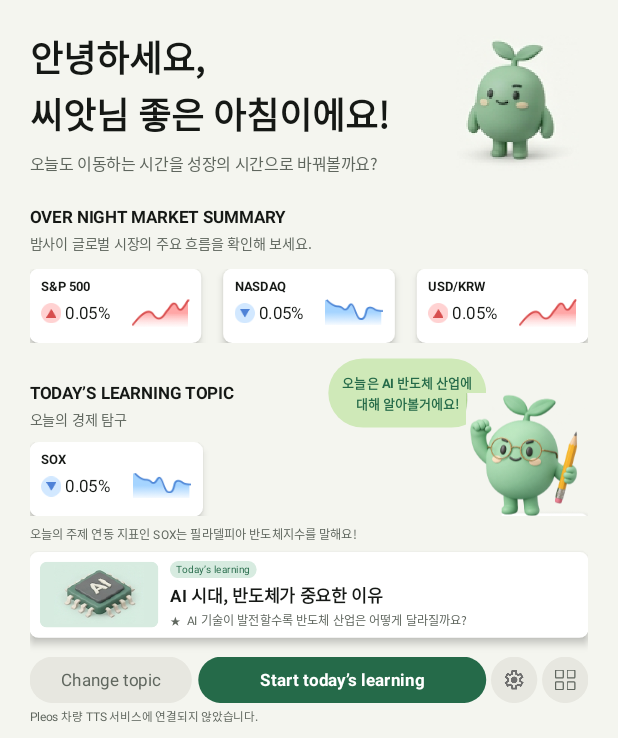
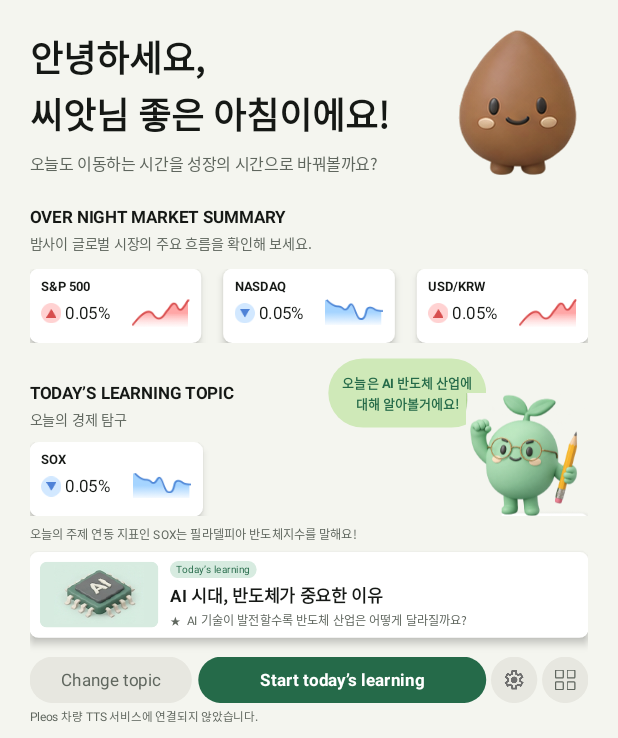
Before and after one commit to beolene1/ROUTEONOMY, an Android app: the screen it shows after launch (MainActivity), on a phone screen of 412 x 824 dp, the part 498-1236 px from its top. Run offline under Robolectric (Android 15) with nearby library versions, the phone set to English and light mode, and no system bars; libraries missing offline, so code that uses them is left out: ai.pleos.playground; 11 statements that could not run were skipped.

Commit message:
feat: 성장 단계별 캐릭터 이미지 표시 (#19)

```diff
--- a/app/src/main/java/com/routeonomy/app/ui/ArrivalScreen.java
+++ b/app/src/main/java/com/routeonomy/app/ui/ArrivalScreen.java
@@ -27,6 +27,10 @@ final class ArrivalScreen extends LinearLayout {
         int studyMinutes;
         int heardCount;
         int earnedThisRun;
+        /** Pictures: greeting (level-up art when the stage rose this drive), current and next stage. */
+        int heroArt;
+        int nowArt;
+        int nextArt;
         /** e.g. "다음 단계 '줄기'까지 20XP 남았어요!" */
         String growthLine;
         /** XP earned inside the current stage and XP the stage needs (0 at the last stage). */
@@ -50,6 +54,10 @@ final class ArrivalScreen extends LinearLayout {
     private final TextView growthLine;
     private final TextView earned;
     private GrowthBar growthBar;
+    private android.widget.ImageView heroMascot;
+    private android.widget.ImageView nowMascot;
+    private android.widget.ImageView nextMascot;
+    private final int[] boundArt = new int[3];
     private final TextView quizNote;
     private final TextView quizButton;
     private String boundKeywords;
@@ -68,7 +76,8 @@ final class ArrivalScreen extends LinearLayout {
         FrameLayout.LayoutParams mascotParams = new FrameLayout.LayoutParams(style.size(320), style.size(270),
                 Gravity.END | Gravity.CENTER_VERTICAL);
         mascotParams.rightMargin = -style.size(36);
-        hero.addView(style.picture(R.drawable.arrival_mascot), mascotParams);
+        heroMascot = style.picture(R.drawable.char_seed);
+        hero.addView(heroMascot, mascotParams);
         LinearLayout copy = new LinearLayout(context);
         copy.setOrientation(VERTICAL);
         greeting = style.text("", 56, UiStyle.INK, true);
@@ -127,6 +136,9 @@ final class ArrivalScreen extends LinearLayout {
     void bind(Summary s) {
         String text = "도착했어요,\n" + s.stageName + "님 수고하셨어요!";
         if (!text.contentEquals(greeting.getText())) greeting.setText(text);
+        setArt(heroMascot, 0, s.heroArt);
+        setArt(nowMascot, 1, s.nowArt);
+        setArt(nextMascot, 2, s.nextArt);
         String keys = String.join("|", s.keywords);
         if (!keys.equals(boundKeywords)) {
             boundKeywords = keys;
@@ -149,6 +161,12 @@ final class ArrivalScreen extends LinearLayout {
                 : "+" + s.quizXp + " XP" + (s.quizCanLevelUp ? " · 레벨업 가능!" : " 획득 가능!"));
         quizButton.setEnabled(s.hasQuiz);
         quizButton.setAlpha(s.hasQuiz ? 1f : 0.45f);
+    }
+
+    private void setArt(android.widget.ImageView view, int slot, int drawable) {
+        if (drawable == 0 || boundArt[slot] == drawable) return; // bind() runs on every render
+        boundArt[slot] = drawable;
+        view.setImageResource(drawable);
     }
 
     /** Current-stage mascot, "+N XP", the stage progress bar and the next-stage mascot. */
@@ -174,9 +192,11 @@ final class ArrivalScreen extends LinearLayout {
         xpParams.topMargin = style.size(6);
         panel.addView(xp, xpParams);
 
-        panel.addView(style.picture(R.drawable.growth_now), new FrameLayout.LayoutParams(style.size(137), style.size(178),
+        nowMascot = style.picture(R.drawable.char_seed);
+        panel.addView(nowMascot, new FrameLayout.LayoutParams(style.size(137), style.size(178),
                 Gravity.BOTTOM | Gravity.START));
-        panel.addView(style.picture(R.drawable.growth_next), new FrameLayout.LayoutParams(style.size(153), style.size(205),
+        nextMascot = style.picture(R.drawable.char_sprout);
+        panel.addView(nextMascot, new FrameLayout.LayoutParams(style.size(153), style.size(205),
                 Gravity.BOTTOM | Gravity.END));
         return panel;
     }
--- a/app/src/main/java/com/routeonomy/app/ui/MainActivity.java
+++ b/app/src/main/java/com/routeonomy/app/ui/MainActivity.java
@@ -509,6 +509,7 @@ public final class MainActivity extends Activity {
         nowPlaying.setLevel(stageText(), (toNext == null ? "마지막 단계" : "다음 단계까지 " + toNext + "XP")
                 + "\n보유 " + progress.balance() + "XP");
         dashboard.setStageName(progress.stage().getLabel());
+        dashboard.setStageArt(StageArt.character(progress.stage()));
         String entered = briefing.enteredRegionId();
         RegionPrediction prediction = briefing.prediction();
         String mapRegion = entered != null ? entered : prediction != null ? prediction.getRegion().getId() : null;
@@ -612,6 +613,9 @@ public final class MainActivity extends Activity {
         com.routeonomy.app.domain.GrowthStage grown = progress.stageReachedThisRun();
         summary.growthLine = (grown == null ? "" : grown.getEmoji() + " " + grown.getLabel() + "(으)로 자랐어요! ")
                 + (next == null ? "마지막 단계에 도착했어요!" : "다음 단계 '" + next.getLabel() + "'까지 " + toNext + "XP 남았어요!");
+        summary.heroArt = grown != null ? StageArt.levelUp(grown) : StageArt.character(stage);
+        summary.nowArt = StageArt.character(stage);
+        summary.nextArt = StageArt.character(next != null ? next : stage);
         summary.stageEarned = progress.earnedTotal() - stage.getMinPoints();
         summary.stageNeeded = next == null ? 0 : next.getMinPoints() - stage.getMinPoints();
         QuizSession offer = QuizSession.fromCompleted(quizQuestions, briefing.completedSegmentIds());
--- a/app/src/main/java/com/routeonomy/app/ui/PreDriveDashboard.java
+++ b/app/src/main/java/com/routeonomy/app/ui/PreDriveDashboard.java
@@ -27,6 +27,8 @@ final class PreDriveDashboard extends LinearLayout {
     private final boolean narrow;
     private final TextView topic;
     private TextView greetingTitle;
+    private ImageView heroMascot;
+    private int heroArt;
     private String stageName = "씨앗";
     private final TextView description;
     private final TextView status;
@@ -209,6 +211,13 @@ final class PreDriveDashboard extends LinearLayout {
         });
     }
 
+    /** Shows the character of the current growth stage next to the greeting. */
+    void setStageArt(int drawable) {
+        if (drawable == heroArt || heroMascot == null) return;
+        heroArt = drawable;
+        heroMascot.setImageResource(drawable);
+    }
+
     /** Greets with the current growth stage name, e.g. "씨앗님". */
     void setStageName(String name) {
         if (name.equals(stageName)) return;
@@ -240,7 +249,8 @@ final class PreDriveDashboard extends LinearLayout {
         copy.addView(text("오늘도 이동하는 시간을 성장의 시간으로 바꿔볼까요?", 25, MUTED, false),
                 rowParams(16));
         hero.addView(copy, new LayoutParams(0, LayoutParams.WRAP_CONTENT, 1f));
-        ImageView mascot = picture(R.drawable.pre_drive_mascot);
+        ImageView mascot = picture(R.drawable.char_seed);
+        heroMascot = mascot;
         LayoutParams mascotParams = new LayoutParams(size(narrow ? 140 : 192), size(narrow ? 180 : 245));
         mascotParams.setMarginEnd(size(narrow ? 0 : 14));
         hero.addView(mascot, mascotParams);
--- /dev/null
+++ b/app/src/main/java/com/routeonomy/app/ui/StageArt.java
@@ -0,0 +1,31 @@
+package com.routeonomy.app.ui;
+
+import com.routeonomy.app.R;
+import com.routeonomy.app.domain.GrowthStage;
+
+/** Character pictures per growth stage (cut from the team's character sheet, design/character_sheet.png). */
+final class StageArt {
+    private StageArt() {}
+
+    /** Standing character of [stage]. */
+    static int character(GrowthStage stage) {
+        switch (stage) {
+            case SPROUT: return R.drawable.char_sprout;
+            case STEM: return R.drawable.char_stem;
+            case FLOWER: return R.drawable.char_flower;
+            case FRUIT: return R.drawable.char_fruit;
+            default: return R.drawable.char_seed;
+        }
+    }
+
+    /** Celebration picture for reaching [stage] (the seed has none: it is the start). */
+    static int levelUp(GrowthStage stage) {
+        switch (stage) {
+            case SPROUT: return R.drawable.levelup_sprout;
+            case STEM: return R.drawable.levelup_stem;
+            case FLOWER: return R.drawable.levelup_flower;
+            case FRUIT: return R.drawable.levelup_fruit;
+            default: return character(stage);
+        }
+    }
+}
```
Also changed, not shown: app/src/main/res/drawable-nodpi/arrival_mascot.png (deleted), app/src/main/res/drawable-nodpi/char_flower.png (added), app/src/main/res/drawable-nodpi/char_fruit.png (added), app/src/main/res/drawable-nodpi/char_seed.png (added), app/src/main/res/drawable-nodpi/char_sprout.png (added), app/src/main/res/drawable-nodpi/char_stem.png (added), app/src/main/res/drawable-nodpi/growth_next.png (deleted), app/src/main/res/drawable-nodpi/growth_now.png (deleted), app/src/main/res/drawable-nodpi/levelup_final.png (added), app/src/main/res/drawable-nodpi/levelup_flower.png (added), app/src/main/res/drawable-nodpi/levelup_fruit.png (added), app/src/main/res/drawable-nodpi/levelup_sprout.png (added), app/src/main/res/drawable-nodpi/levelup_stem.png (added), app/src/main/res/drawable-nodpi/pre_drive_mascot.png (deleted).
